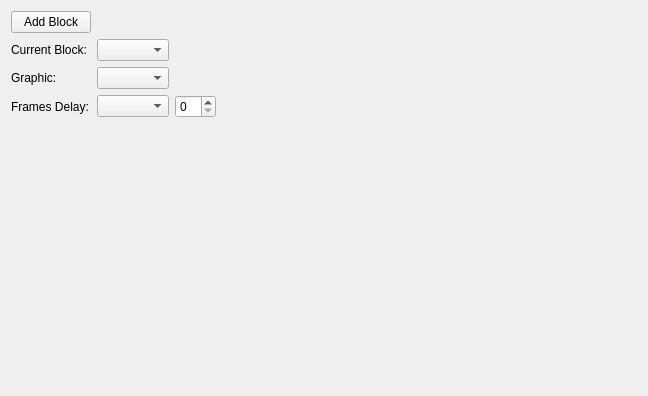
protoman/rockbot, file editor/mainwindow_tab/anim_tiles_edit.ui: the form before one commit.
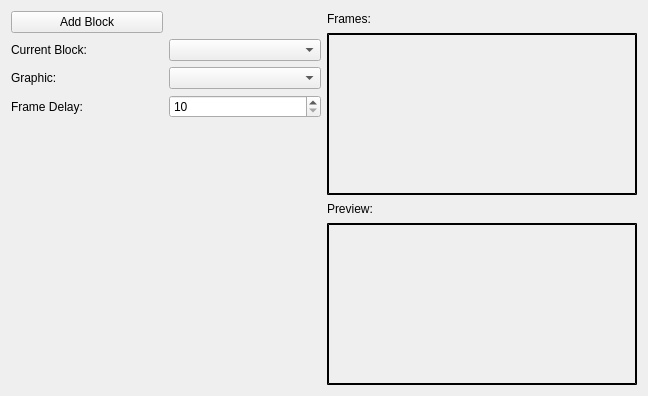
The form after the commit. Custom widgets are drawn as their Qt base class.

Commit message: - anim tiles editor

Patch:
```diff
--- a/editor/mainwindow_tab/anim_tiles_edit.ui
+++ b/editor/mainwindow_tab/anim_tiles_edit.ui
@@ -13,52 +13,43 @@
   <property name="windowTitle">
    <string>Form</string>
   </property>
+  <layout class="QGridLayout" name="gridLayout_2">
+   <item row="0" column="0">
+    <layout class="QHBoxLayout" name="horizontalLayout">
+     <property name="rightMargin">
+      <number>0</number>
+     </property>
+     <item>
   <layout class="QGridLayout" name="gridLayout">
-   <item row="2" column="3">
-    <spacer name="horizontalSpacer">
-     <property name="orientation">
-      <enum>Qt::Horizontal</enum>
-     </property>
-     <property name="sizeHint" stdset="0">
-      <size>
-       <width>40</width>
-       <height>20</height>
-      </size>
-     </property>
-    </spacer>
-   </item>
-   <item row="0" column="0">
-    <widget class="QPushButton" name="addBlock_button">
-     <property name="text">
-      <string>Add Block</string>
-     </property>
-    </widget>
-   </item>
-   <item row="3" column="0">
-    <widget class="QLabel" name="label_2">
-     <property name="text">
-      <string>Frames Delay:</string>
-     </property>
-    </widget>
-   </item>
-   <item row="3" column="2">
-    <widget class="QSpinBox" name="frameDelay_spinBox"/>
-   </item>
    <item row="2" column="0">
-    <widget class="QLabel" name="label">
-     <property name="text">
-      <string>Graphic:</string>
-     </property>
-    </widget>
-   </item>
-   <item row="1" column="0">
     <widget class="QLabel" name="label_3">
      <property name="text">
       <string>Current Block:</string>
      </property>
     </widget>
    </item>
+       <item row="3" column="0">
+        <widget class="QLabel" name="label">
+         <property name="text">
+          <string>Graphic:</string>
+         </property>
+        </widget>
+       </item>
+       <item row="1" column="0">
+        <widget class="QPushButton" name="addBlock_button">
+         <property name="text">
+          <string>Add Block</string>
+         </property>
+        </widget>
+       </item>
    <item row="4" column="0">
+        <widget class="QLabel" name="label_2">
+         <property name="text">
+          <string>Frame Delay:</string>
+         </property>
+        </widget>
+       </item>
+       <item row="5" column="1">
     <spacer name="verticalSpacer">
      <property name="orientation">
       <enum>Qt::Vertical</enum>
@@ -71,17 +62,96 @@
      </property>
     </spacer>
    </item>
-   <item row="3" column="1">
-    <widget class="QComboBox" name="frameDelay_combo"/>
-   </item>
-   <item row="1" column="1">
-    <widget class="QComboBox" name="currentBlock_combo"/>
-   </item>
    <item row="2" column="1">
+        <widget class="QComboBox" name="currentBlock_combo"/>
+       </item>
+       <item row="3" column="1">
     <widget class="QComboBox" name="graphic_combo"/>
    </item>
-  </layout>
- </widget>
+       <item row="4" column="1">
+        <widget class="QSpinBox" name="frameDelay_spinBox">
+         <property name="minimum">
+          <number>10</number>
+         </property>
+         <property name="maximum">
+          <number>9999</number>
+         </property>
+         <property name="value">
+          <number>10</number>
+         </property>
+        </widget>
+       </item>
+      </layout>
+     </item>
+     <item>
+      <layout class="QGridLayout" name="gridLayout_3">
+       <property name="bottomMargin">
+        <number>0</number>
+       </property>
+       <item row="1" column="0">
+        <widget class="framesPreviewArea" name="animTileFrames_widget" native="true">
+         <property name="styleSheet">
+          <string notr="true">border-width: 2px;
+border-color: black;
+border-style: outset;</string>
+         </property>
+        </widget>
+       </item>
+       <item row="0" column="0">
+        <widget class="QLabel" name="label_4">
+         <property name="maximumSize">
+          <size>
+           <width>16777215</width>
+           <height>16</height>
+          </size>
+         </property>
+         <property name="text">
+          <string>Frames:</string>
+         </property>
+        </widget>
+       </item>
+       <item row="3" column="0">
+        <widget class="animTitle" name="animTilePreview_widget" native="true">
+         <property name="styleSheet">
+          <string notr="true">border-width: 2px;
+border-color: black;
+border-style: outset;</string>
+         </property>
+        </widget>
+       </item>
+       <item row="2" column="0">
+        <widget class="QLabel" name="label_5">
+         <property name="maximumSize">
+          <size>
+           <width>16777215</width>
+           <height>16</height>
+          </size>
+         </property>
+         <property name="text">
+          <string>Preview:</string>
+         </property>
+        </widget>
+       </item>
+      </layout>
+     </item>
+    </layout>
+   </item>
+  </layout>
+ </widget>
+ <customwidgets>
+  <customwidget>
+   <class>framesPreviewArea</class>
+   <extends>QWidget</extends>
+   <header>framespreviewarea.h</header>
+   <container>1</container>
+  </customwidget>
+  <customwidget>
+   <class>animTitle</class>
+   <extends>QWidget</extends>
+   <header>animtitle.h</header>
+   <container>1</container>
+  </customwidget>
+ </customwidgets>
  <resources/>
  <connections/>
 </ui>
```
Lines whose indentation alone changed are shown as unchanged. The commit also changes 12 other files.
